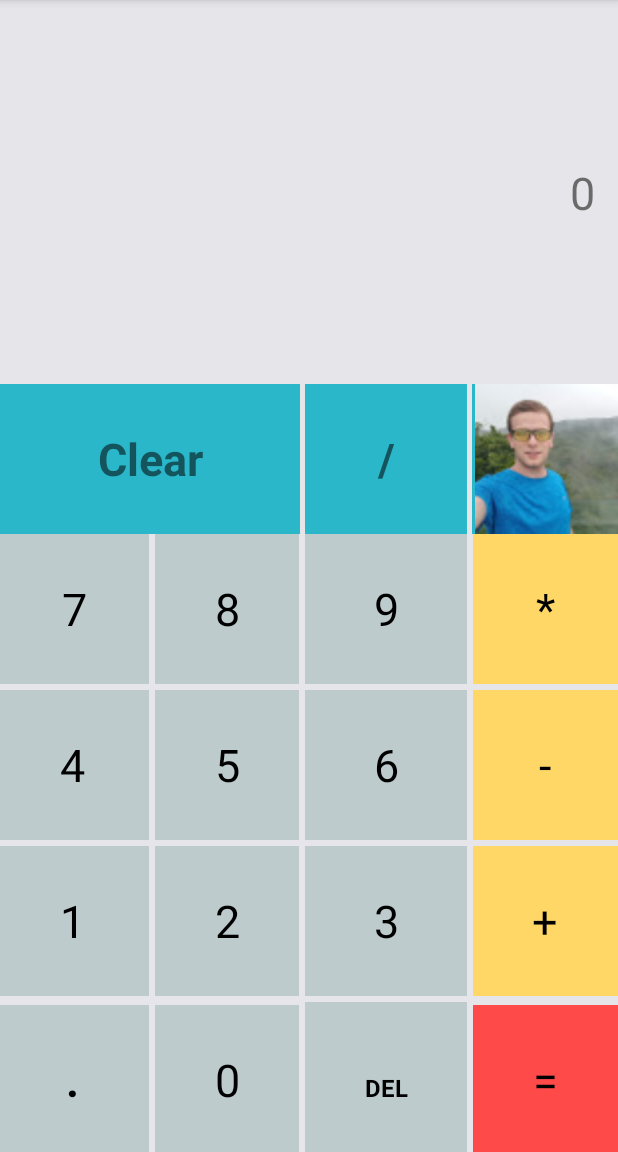
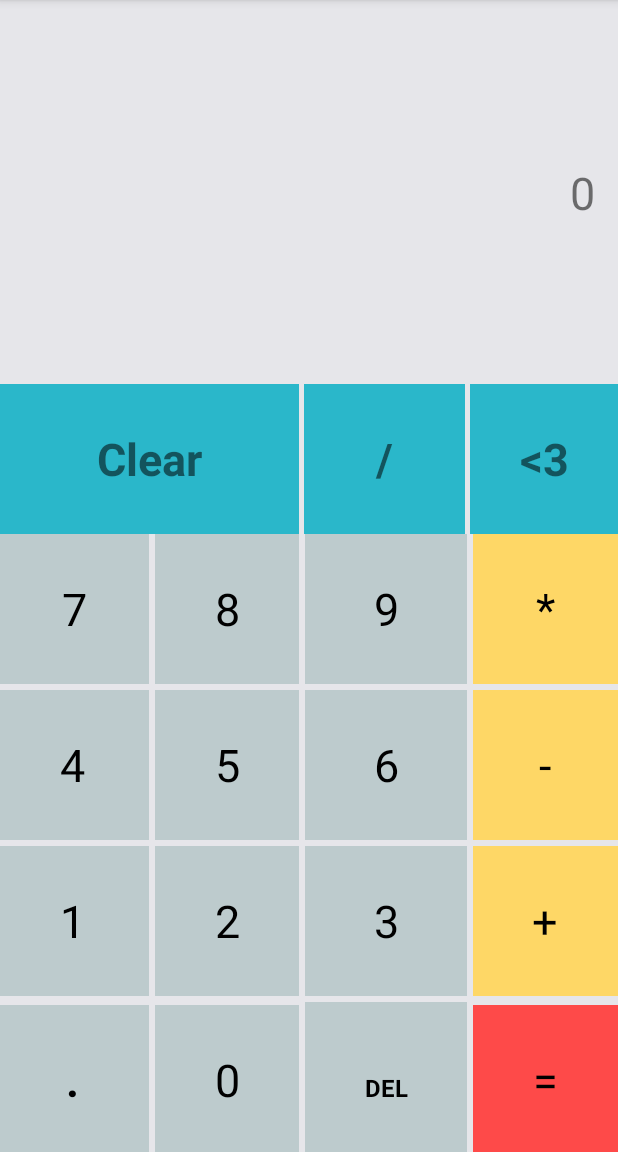
Before and after one commit to pepperoni01/ShaurmaUwiwako, an Android app: the screen it shows after launch (MainActivity), on a phone screen of 412 x 824 dp, the part 84-1236 px from its top. Run offline under Robolectric (Android 15) with nearby library versions, the phone set to English and light mode, and no system bars.

Commit message:
first commit

```diff
--- a/app/src/main/java/com/example/myapplication/MainActivity.kt
+++ b/app/src/main/java/com/example/myapplication/MainActivity.kt
@@ -26,6 +26,12 @@ class MainActivity : AppCompatActivity() {
             var number: String = view.text.toString()
             if(result == "0"){
                 result = ""
+            }
+            if(view.text.toString() == "."){
+                if(resultTextView.text.toString().indexOf(".") >= 0){
+                        number = ""
+                    }
+
             }
             resultTextView.text = result + number
         }
--- a/app/src/main/res/layout/activity_main.xml
+++ b/app/src/main/res/layout/activity_main.xml
@@ -34,7 +34,7 @@
             android:id="@+id/textView3"
             android:layout_width="wrap_content"
             android:layout_height="100dp"
-            android:layout_weight="2.1"
+            android:layout_weight="1.78"
             android:textStyle="bold"
             android:onClick="clearClick"
             android:background="#2ab7ca"
@@ -47,7 +47,7 @@
             android:layout_width="wrap_content"
             android:layout_height="100dp"
             android:layout_marginHorizontal="3dp"
-            android:layout_weight="1.55"
+            android:layout_weight="1.32"
             android:onClick="operationClick"
             android:textStyle="bold"
             android:background="#2ab7ca"
@@ -55,14 +55,17 @@
             android:text="/"
             android:textSize="30sp" />
 
-        <ImageView
-            android:id="@+id/imageView2"
+        <TextView
             android:layout_width="wrap_content"
             android:layout_height="100dp"
-            android:layout_weight="0.45"
+            android:text="@string/_3"
+            android:gravity="center"
             android:onClick="kacitadze"
+            android:textSize="30sp"
+            android:layout_weight="0.9"
             android:background="#2ab7ca"
-            app:srcCompat="@drawable/kacitadze" />
+            android:textStyle="bold"/>
+
     </LinearLayout>
 
     <TableLayout
--- a/app/src/main/res/values/strings.xml
+++ b/app/src/main/res/values/strings.xml
@@ -1,3 +1,4 @@
 <resources>
     <string name="app_name">My Application</string>
+    <string name="_3"><![CDATA[<3]]></string>
 </resources>
```
Also changed, not shown: app/src/main/res/drawable/kacitadze.jpg (deleted).
